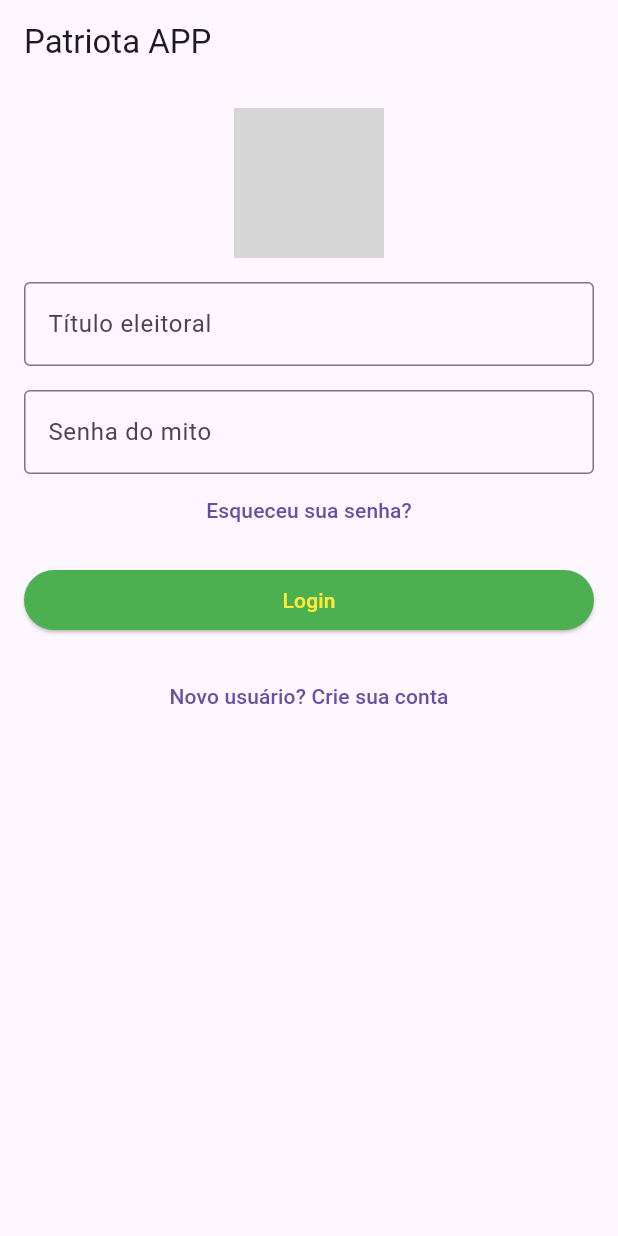
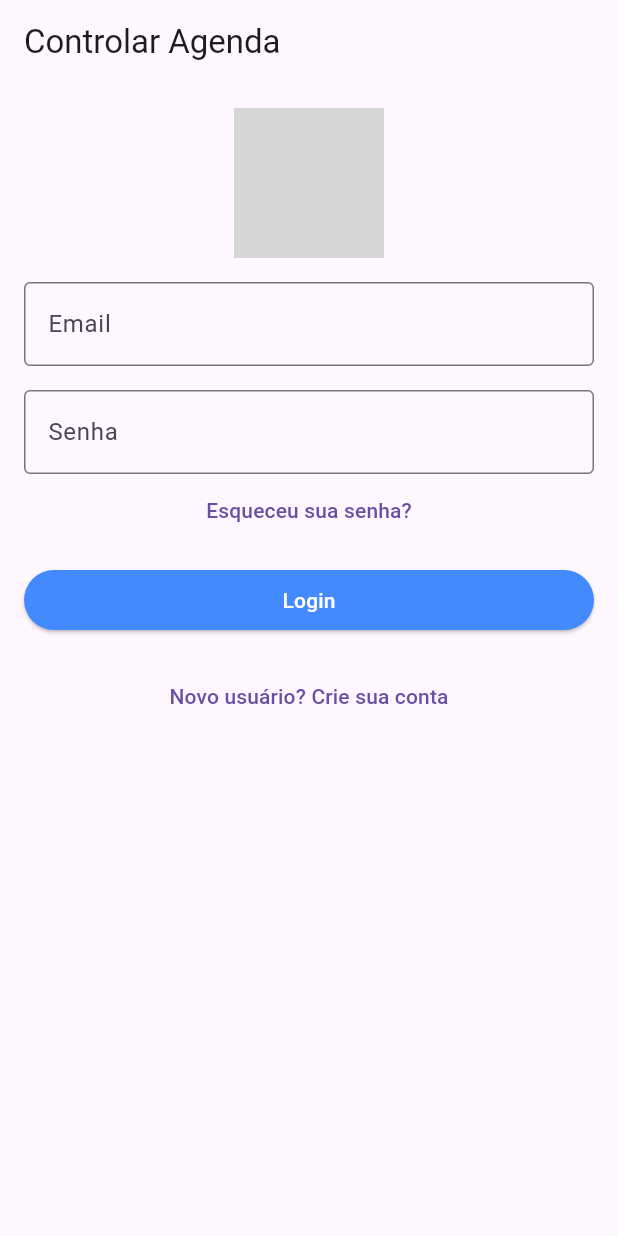
Before and after one commit to denisfcastro/progMobile, a Flutter app: the screen it shows after launch, on a phone screen of 412 x 824 dp. Run offline on Flutter 3.47's test engine with Material 3 defaults, Android fonts, the phone set to English and light mode, and no system bars; grey boxes are pictures that could not be loaded.

Commit message:
Melhoria 1 - Ajustes campos, cor e imagem

```diff
--- a/lib/main.dart
+++ b/lib/main.dart
@@ -10,8 +10,8 @@
   @override
   Widget build(BuildContext context) {
     return MaterialApp(
-      title: 'Denis app',
-      theme: ThemeData(primarySwatch: Colors.green),
+      title: 'Controlar Agenda',
+      theme: ThemeData(primarySwatch: Colors.blueGrey),
       home: const LoginScreen(),
     );
   }
@@ -43,7 +43,7 @@
   @override
   Widget build(BuildContext context) {
     return Scaffold(
-      appBar: AppBar(title: const Text('Patriota APP')),
+      appBar: AppBar(title: const Text('Controlar Agenda')),
       body: SingleChildScrollView(
         child: Padding(
           padding: const EdgeInsets.all(16.0),
@@ -54,19 +54,19 @@
               children: [
                 CircleAvatar(
                   radius: 50,
-                  backgroundImage: AssetImage('assets/BolsonaroCareca.png'),
+                  backgroundImage: AssetImage('assets/papelDeParedeAPP.png'),
                 ),
                 const SizedBox(height: 16),
                 TextFormField(
                   controller: _emailController,
                   keyboardType: TextInputType.emailAddress,
                   decoration: const InputDecoration(
-                    labelText: 'Título eleitoral',
+                    labelText: 'Email',
                     border: OutlineInputBorder(),
                   ),
                   validator: (value) {
                     if (value == null || value.isEmpty) {
-                      return 'Por favor, insira seu título';
+                      return 'Por favor, insira seu Email';
                     }
                     return null;
                   },
@@ -76,7 +76,7 @@
                   controller: _passwordController,
                   obscureText: true,
                   decoration: const InputDecoration(
-                    labelText: 'Senha do mito',
+                    labelText: 'Senha',
                     border: OutlineInputBorder(),
                   ),
                   validator: (value) {
@@ -96,8 +96,8 @@
                   child: ElevatedButton(
                     onPressed: _login,
                     style: ElevatedButton.styleFrom(
-                      backgroundColor: Colors.green,
-                      foregroundColor: Colors.yellow,
+                      backgroundColor: Colors.blueAccent,
+                      foregroundColor: Colors.white,
                     ),
                     child: const Text('Login'),
                   ),
--- a/pubspec.yaml
+++ b/pubspec.yaml
@@ -21,6 +21,6 @@ dev_dependencies:
 
 flutter:
   assets:
-    - assets/BolsonaroCareca.png
+    - assets/papelDeParedeAPP.png
 
   uses-material-design: true
```
